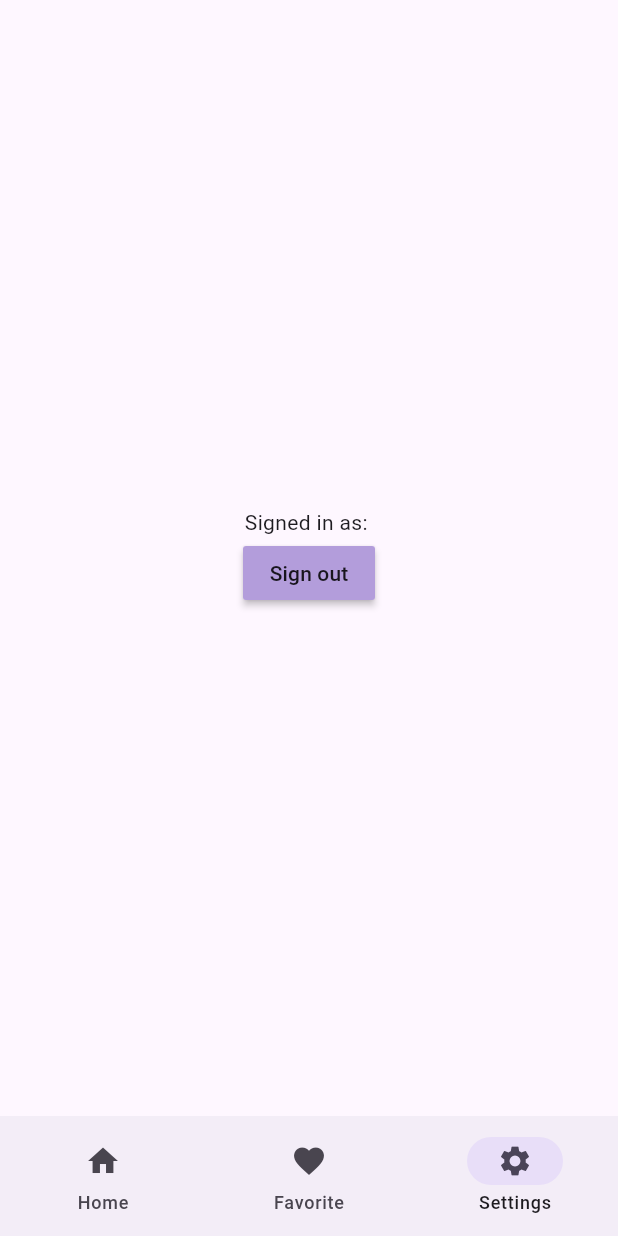
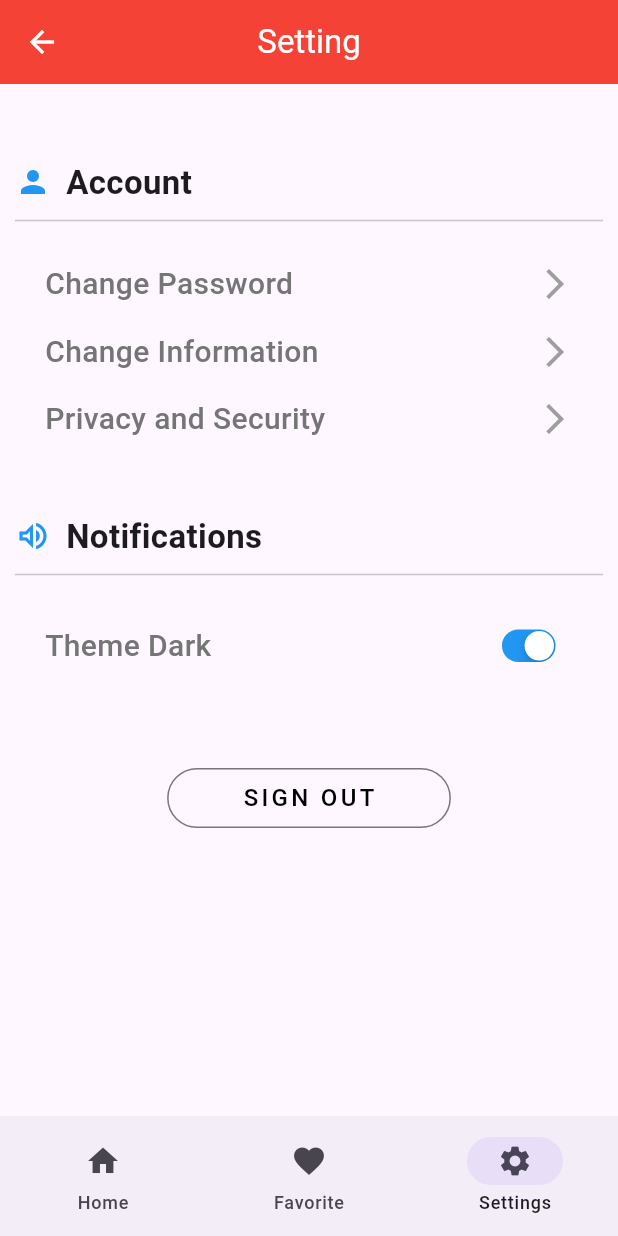
Before and after one commit to trandai03/final_mobile, a Flutter app: the screen it shows once a user with an empty profile is signed in, item 3 of the bottom bar chosen, on a phone screen of 412 x 824 dp. Run offline on Flutter 3.47's test engine with Material 3 defaults, Android fonts, the phone set to English and light mode, and no system bars; our stand-ins replace animate_do, cloud_firestore, firebase_auth, firebase_core, get, google_fonts and 2 more; accounts and stored records are empty; network calls fail; Roboto replaces fonts that are missing (SFProMedium).

Commit message:
update setting

```diff
--- a/Cat_api/lib/widgets/setting.dart
+++ b/Cat_api/lib/widgets/setting.dart
@@ -1,4 +1,6 @@
+import 'package:cat_api/widgets/side_page/home_page.dart';
 import 'package:firebase_auth/firebase_auth.dart';
+import 'package:flutter/cupertino.dart';
 import 'package:flutter/material.dart';
 
 class SettingPage extends StatefulWidget {
@@ -10,23 +12,170 @@ class SettingPage extends StatefulWidget {
 
 class _SettingPageState extends State<SettingPage> {
   final user = FirebaseAuth.instance.currentUser!;
+  bool valNotify1 = true;
+
+  onChangeFunction1(bool newValue1) {
+    setState(() {
+      valNotify1 = newValue1;
+    });
+  }
+
   @override
   Widget build(BuildContext context) {
     return Scaffold(
-        body: Center(
-      child: Column(
-        mainAxisAlignment: MainAxisAlignment.center,
+      appBar: AppBar(
+        title: Text(
+          "Setting",
+          style: TextStyle(fontSize: 22, color: Colors.white),
+        ),
+        leading: IconButton(
+          onPressed: () {
+            Navigator.push(context, MaterialPageRoute(builder: (context) {
+              return HomePage();
+            }));
+          },
+          icon: Icon(
+            Icons.arrow_back,
+            color: Colors.white,
+          ),
+        ),
+      ),
+      body: Container(
+        padding: EdgeInsets.all(10),
+        child: ListView(
+          children: [
+            SizedBox(
+              height: 40,
+            ),
+            Row(
+              children: [
+                Icon(
+                  Icons.person,
+                  color: Colors.blue,
+                ),
+                SizedBox(
+                  width: 10,
+                ),
+                Text(
+                  'Account',
+                  style: TextStyle(fontSize: 22, fontWeight: FontWeight.bold),
+                ),
+              ],
+            ),
+            Divider(
+              height: 20,
+              thickness: 1,
+            ),
+            SizedBox(
+              height: 10,
+            ),
+            buildAccountOption(context, "Change Password"),
+            buildAccountOption(context, "Change Information"),
+            buildAccountOption(context, "Privacy and Security"),
+            SizedBox(
+              height: 40,
+            ),
+            Row(
+              children: [
+                Icon(
+                  Icons.volume_up_outlined,
+                  color: Colors.blue,
+                ),
+                SizedBox(
+                  width: 10,
+                ),
+                Text(
+                  "Notifications",
+                  style: TextStyle(fontSize: 22, fontWeight: FontWeight.bold),
+                )
+              ],
+            ),
+            Divider(
+              height: 20,
+              thickness: 1,
+            ),
+            SizedBox(
+              height: 10,
+            ),
+            buildNoticationOption("Theme Dark", valNotify1, onChangeFunction1),
+            SizedBox(
+              height: 50,
+            ),
+            Center(
+              child: OutlinedButton(
+                style: OutlinedButton.styleFrom(
+                    padding: EdgeInsets.symmetric(horizontal: 50),
+                    shape: RoundedRectangleBorder(
+                        borderRadius: BorderRadius.circular(20))),
+                onPressed: () {
+                  FirebaseAuth.instance.signOut();
+                },
+                child: Text(
+                  "SIGN OUT",
+                  style: TextStyle(
+                    fontSize: 16,
+                    letterSpacing: 2.2,
+                    color: Colors.black,
+                  ),
+                ),
+              ),
+            )
+          ],
+        ),
+      ),
+    );
+  }
+}
+
+Padding buildNoticationOption(
+    String title, bool value, Function onChangeMethod) {
+  return Padding(
+    padding: EdgeInsets.symmetric(vertical: 8, horizontal: 20),
+    child: Row(
+      mainAxisAlignment: MainAxisAlignment.spaceBetween,
+      children: [
+        Text(title,
+            style: TextStyle(
+                fontSize: 20,
+                fontWeight: FontWeight.w500,
+                color: Colors.grey[600])),
+        Transform.scale(
+          scale: 0.7,
+          child: CupertinoSwitch(
+            activeColor: Colors.blue,
+            trackColor: Colors.grey,
+            value: value,
+            onChanged: (bool newValue) {
+              onChangeMethod(newValue);
+            },
+          ),
+        )
+      ],
+    ),
+  );
+}
+
+GestureDetector buildAccountOption(BuildContext context, String title) {
+  return GestureDetector(
+    onTap: () {},
+    child: Padding(
+      padding: EdgeInsets.symmetric(vertical: 8, horizontal: 20),
+      child: Row(
+        mainAxisAlignment: MainAxisAlignment.spaceBetween,
         children: [
-          Text('Signed in as: ' + user.email!),
-          MaterialButton(
-            onPressed: () {
-              FirebaseAuth.instance.signOut();
-            },
-            color: Colors.deepPurple[200],
-            child: Text('Sign out'),
+          Text(
+            title,
+            style: TextStyle(
+                fontSize: 20,
+                fontWeight: FontWeight.w500,
+                color: Colors.grey[600]),
+          ),
+          Icon(
+            Icons.arrow_forward_ios,
+            color: Colors.grey,
           ),
         ],
       ),
-    ));
-  }
+    ),
+  );
 }
```
